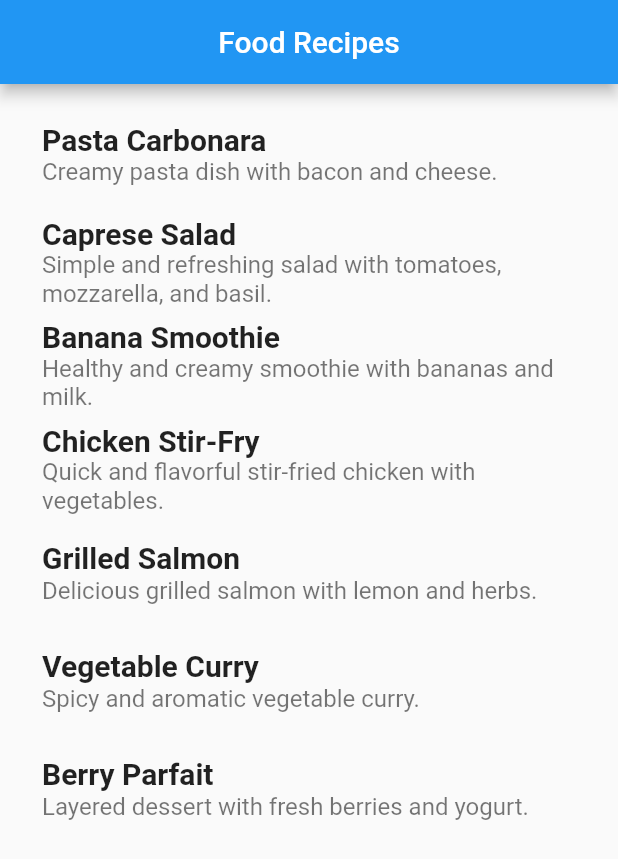
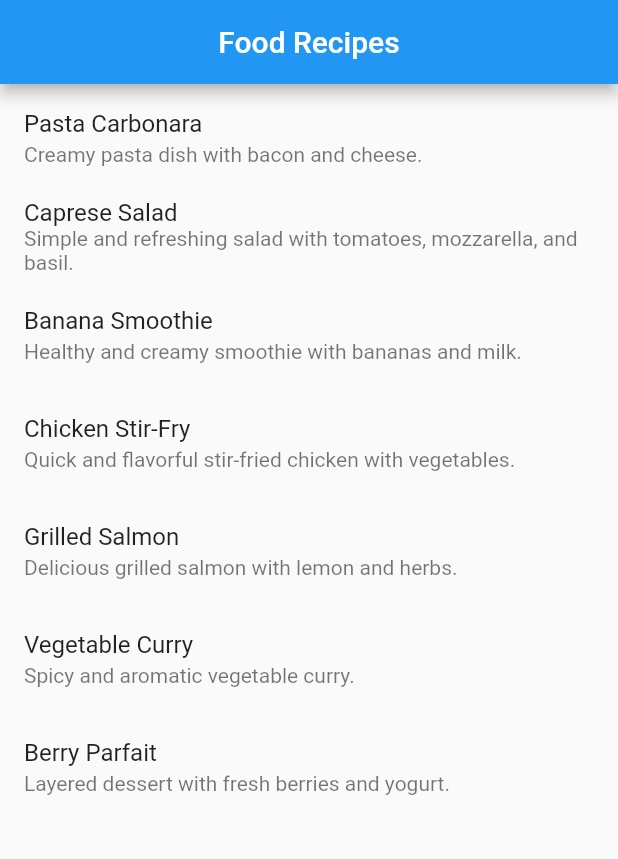
Before and after one commit to moniruzzaman76/Flutter-Live-Test-Using-Api, a Flutter app: the screen it shows after launch, on a phone screen of 412 x 824 dp. Shown: the top 859 px of the screen. Run offline on Flutter 3.47's test engine with Material 2 defaults, Android fonts, the phone set to English and light mode, and no system bars.

```diff
--- a/lib/home_screen.dart
+++ b/lib/home_screen.dart
@@ -3,15 +3,25 @@ import 'dart:convert';
 import 'model_class.dart';
 
 class RecipeListScreen extends StatefulWidget {
-
   const RecipeListScreen({super.key});
 
   @override
-  State<RecipeListScreen> createState() => _RecipeListScreenState();
+  _RecipeListScreenState createState() => _RecipeListScreenState();
 }
 
 class _RecipeListScreenState extends State<RecipeListScreen> {
-  final String jsonString = '''
+
+  List<Recipe> allFoodRecipes = [];
+
+  @override
+  void initState() {
+    super.initState();
+    fetchRecipesData();
+  }
+
+  void fetchRecipesData() {
+    // Simulate fetching recipes from the JSON
+    String jsonString = '''
       {
         "recipes": [
           {
@@ -53,36 +63,33 @@ class _RecipeListScreenState extends State<RecipeListScreen> {
       }
     ''';
 
-  List<Recipe> _recipesFromJson(String jsonString) {
-    final parsedJson = json.decode(jsonString);
-    final recipeList = parsedJson['recipes'] as List<dynamic>;
-    return recipeList.map((recipeJson) => Recipe.fromJson(recipeJson)).toList();
+    // final jsonData = json.decode(jsonString);
+    // final  List<dynamic> recipeList = jsonData['recipes'];
+    // //allFoodRecipes = recipeList.map((recipeJson) => Recipe.fromJson(recipeJson)).toList();
+
+
+    final List<dynamic>jsonData = jsonDecode(jsonString)['recipes'];
+    allFoodRecipes = jsonData.map((e) => Recipe.fromJson(e)).toList();
+
+    setState(() {});
   }
 
   @override
   Widget build(BuildContext context) {
-    final recipes = _recipesFromJson(jsonString);
-
     return Scaffold(
       appBar: AppBar(
         centerTitle: true,
         title: const Text('Food Recipes'),
       ),
-      body: Padding(
-        padding: const EdgeInsets.all(12.0),
-        child: ListView.builder(
-          itemCount: recipes.length,
+      body: ListView.builder(
+        itemCount: allFoodRecipes.length,
         itemBuilder: (context, index) {
-            final recipe = recipes[index];
+          final recipe = allFoodRecipes[index];
           return ListTile(
-              title: Text(
-                recipe.title,
-                style: const TextStyle(fontWeight: FontWeight.bold, fontSize: 20),
-              ),
-              subtitle: Text(recipe.description,style: const TextStyle(fontSize: 16),),
+            title: Text(recipe.title),
+            subtitle: Text(recipe.description),
           );
         },
-        ),
       ),
     );
   }
--- a/lib/main.dart
+++ b/lib/main.dart
@@ -1,5 +1,5 @@
 import 'package:flutter/material.dart';
-import 'package:live_test/home_screen.dart';
+import 'home_screen.dart';
 
 void main() {
   runApp(const MyApp());
@@ -8,12 +8,12 @@ void main() {
 class MyApp extends StatelessWidget {
   const MyApp({super.key});
 
-  // This widget is the root of your application.
   @override
   Widget build(BuildContext context) {
     return MaterialApp(
       debugShowCheckedModeBanner: false,
       theme: ThemeData(
+        primarySwatch: Colors.blue,
       ),
       home: const RecipeListScreen(),
     );
```
Also changed, not shown: lib/model_class.dart (line endings or trailing spaces). Lines whose indentation alone changed are shown as unchanged.
